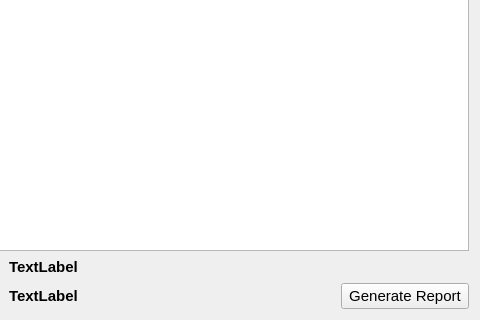
Watti/estorecpp, file estorecpp/returnsummary.ui: the form before one commit; both pictures show x 137 to 617 and y 95 to 415 of the 617 by 415 pixel window.
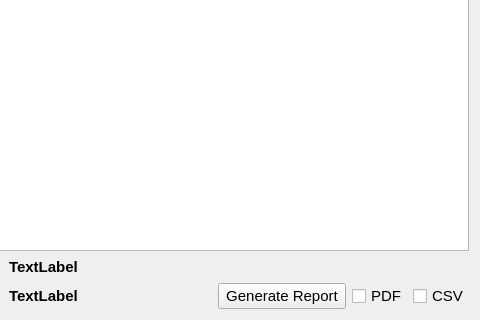
The form after the commit.

Commit message: pdf/csv check boxes added to reports

```diff
--- a/estorecpp/returnsummary.ui
+++ b/estorecpp/returnsummary.ui
@@ -237,6 +237,30 @@
          </property>
         </widget>
        </item>
+       <item>
+        <widget class="QCheckBox" name="pdf">
+         <property name="font">
+          <font>
+           <pointsize>11</pointsize>
+          </font>
+         </property>
+         <property name="text">
+          <string>PDF</string>
+         </property>
+        </widget>
+       </item>
+       <item>
+        <widget class="QCheckBox" name="csv">
+         <property name="font">
+          <font>
+           <pointsize>11</pointsize>
+          </font>
+         </property>
+         <property name="text">
+          <string>CSV</string>
+         </property>
+        </widget>
+       </item>
       </layout>
      </item>
     </layout>
```
Left out of the diff: 124 changed lines with no effect on the pictures. The commit also changes 12 other files.
